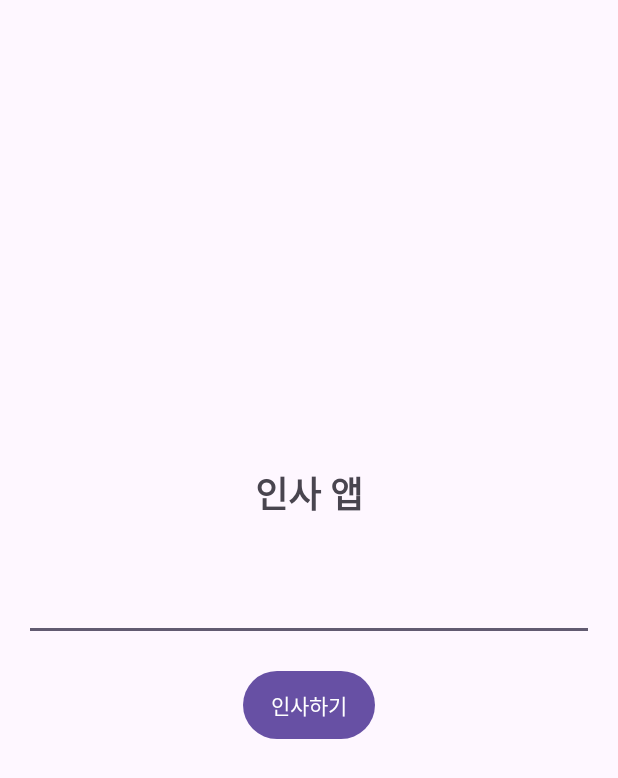
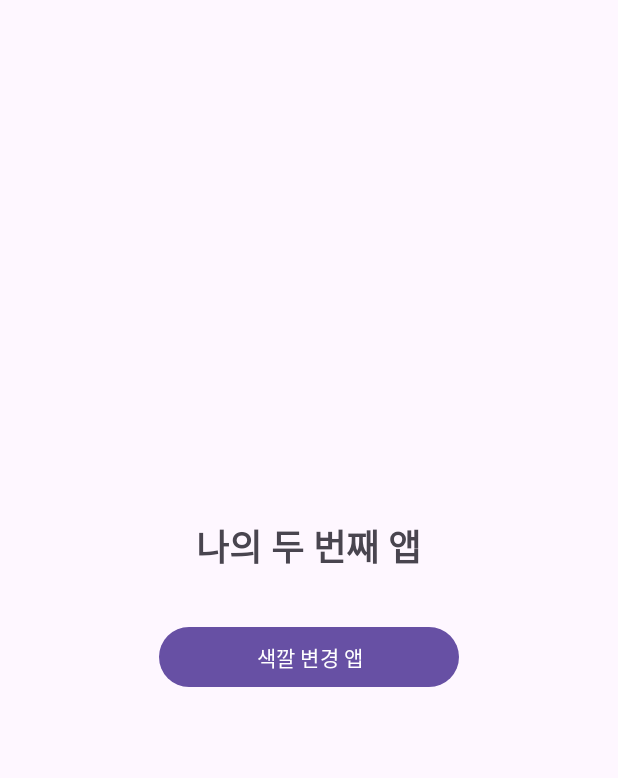
Before and after one commit to yousung1020/kotlin-2025a, an Android app: the screen it shows after launch (MainActivity), on a phone screen of 412 x 824 dp. Shown: the top 778 px of the screen. Run offline under Robolectric (Android 15) with nearby library versions, the phone set to English and light mode, and no system bars.

Commit message:
week04: Color Changer App v0.1

```diff
--- a/AppWeek04/app/src/main/AndroidManifest.xml
+++ b/AppWeek04/app/src/main/AndroidManifest.xml
@@ -20,6 +20,9 @@
                 <category android:name="android.intent.category.LAUNCHER" />
             </intent-filter>
         </activity>
+
+        <activity android:name=".ColorActivity"
+            android:exported="false" />
     </application>
 
 </manifest>
--- a/AppWeek04/app/src/main/java/com/appweek04/MainActivity.kt
+++ b/AppWeek04/app/src/main/java/com/appweek04/MainActivity.kt
@@ -1,5 +1,6 @@
 package com.appweek04
 
+import android.content.Intent
 import android.os.Bundle
 import android.util.Log
 import android.view.View
@@ -13,25 +14,31 @@ class MainActivity : AppCompatActivity() {
         super.onCreate(savedInstanceState)
         setContentView(R.layout.activity_main)
 
+        val buttonColor = findViewById<Button>(R.id.buttonColor)
+
+        buttonColor.setOnClickListener {
+            startActivity(Intent(this, ColorActivity::class.java))
+        }
+
         // @+id 에 있는 변수를 가져옴
-        val editTextName = findViewById<EditText>(R.id.editTextName)
-        val buttonGreet = findViewById<Button>(R.id.buttonGreet)
-        val textViewGreeting = findViewById<TextView>(R.id.textViewGreeting)
-
-        // 버튼을 눌렀을 때
-        buttonGreet.setOnClickListener {
-            val name = editTextName.text.toString().trim()
-
-            var greeting = ""
-            if(name.isNotEmpty()){
-                greeting = "안녕하세요, ${name}님!!!"
-            }
-            else{
-                greeting = "이름을 입력하세요"
-            }
-            textViewGreeting.text = greeting
-            textViewGreeting.visibility = View.VISIBLE
-            Log.d("KotlinWeek04App", greeting)
-        }
+//        val editTextName = findViewById<EditText>(R.id.editTextName)
+//        val buttonGreet = findViewById<Button>(R.id.buttonGreet)
+//        val textViewGreeting = findViewById<TextView>(R.id.textViewGreeting)
+//
+//        // 버튼을 눌렀을 때
+//        buttonGreet.setOnClickListener {
+//            val name = editTextName.text.toString().trim()
+//
+//            var greeting = ""
+//            if(name.isNotEmpty()){
+//                greeting = "안녕하세요, ${name}님!!!"
+//            }
+//            else{
+//                greeting = "이름을 입력하세요"
+//            }
+//            textViewGreeting.text = greeting
+//            textViewGreeting.visibility = View.VISIBLE
+//            Log.d("KotlinWeek04App", greeting)
+//        }
     }
 }
--- a/AppWeek04/app/src/main/res/layout/activity_main.xml
+++ b/AppWeek04/app/src/main/res/layout/activity_main.xml
@@ -1,42 +1,24 @@
 <?xml version="1.0" encoding="utf-8"?>
 <LinearLayout xmlns:android="http://schemas.android.com/apk/res/android"
-    android:orientation="vertical"
     android:layout_width="match_parent"
     android:layout_height="match_parent"
+    android:orientation="vertical"
     android:padding="16dp"
     android:gravity="center">
 
     <TextView
         android:layout_width="wrap_content"
         android:layout_height="wrap_content"
-        android:text="인사 앱"
+        android:text="나의 두 번째 앱"
         android:textSize="24sp"
         android:textStyle="bold"
-        android:layout_marginBottom="32dp" />
-
-    <EditText
-        android:id="@+id/editTextName"
-        android:layout_width="match_parent"
-        android:layout_height="wrap_content"
-        android:layout_marginBottom="16dp"
-        android:padding="12dp"
-        android:minHeight="48dp" />
+        android:layout_marginBottom="32dp"/>
 
     <Button
-        android:id="@+id/buttonGreet"
-        android:text="인사하기"
-        android:layout_width="wrap_content"
+        android:id="@+id/buttonColor"
+        android:layout_width="200dp"
         android:layout_height="wrap_content"
-        android:layout_marginBottom="16dp"
-        android:padding="12dp"
-        android:minHeight="48dp" />
-
-    <TextView
-        android:id="@+id/textViewGreeting"
-        android:layout_width="wrap_content"
-        android:layout_height="wrap_content"
-        android:textSize="18sp"
-        android:textStyle="bold"
-        android:visibility="gone" />
+        android:text="색깔 변경 앱"
+        android:layout_marginBottom="16dp"/>
 
 </LinearLayout>
```
Also changed, not shown: AppWeek04/app/src/main/java/com/appweek04/ColorActivity.kt (added, +46 -0 lines), AppWeek04/app/src/main/res/layout/activity_color.xml (added, +65 -0 lines).
